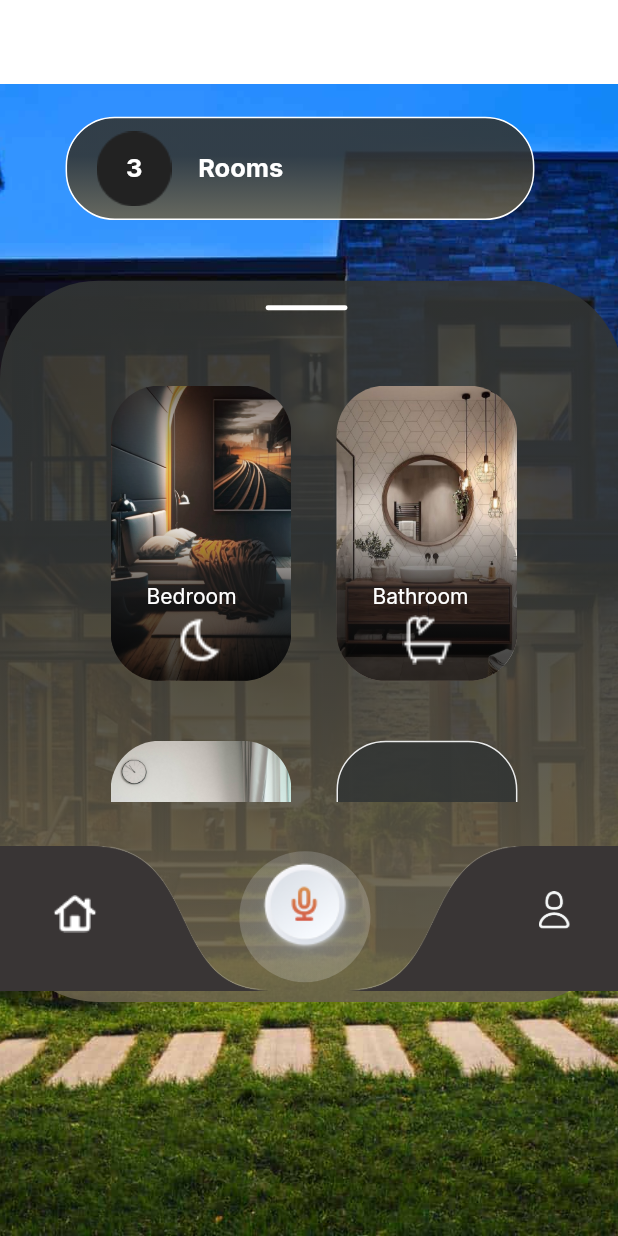
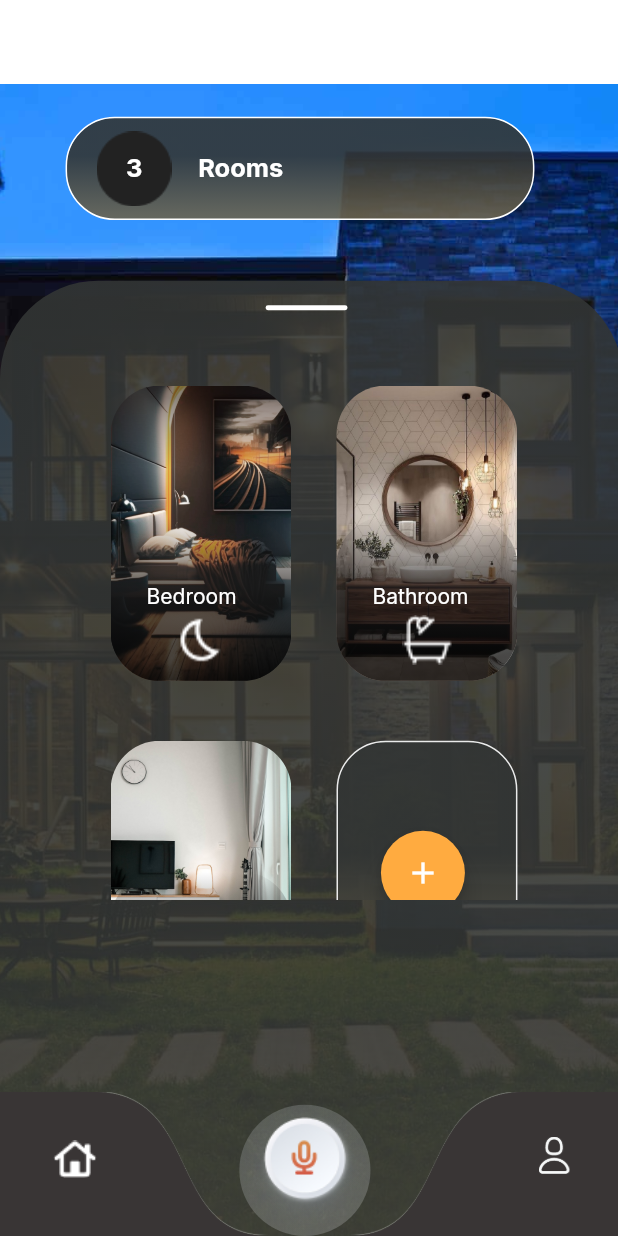
Before and after one commit to salmaFahem/smarthome21, a Flutter app: the Scene6 screen opened directly, on a phone screen of 412 x 824 dp. Run offline on Flutter 3.47's test engine with Material 2 defaults, Android fonts, the phone set to English and light mode, and no system bars; our stand-ins replace flutter_screenutil, google_fonts.

Commit message:
commit 22

```diff
--- a/lib/adddevice/add_device.dart
+++ b/lib/adddevice/add_device.dart
@@ -15,9 +15,11 @@ class Scene8 extends StatelessWidget {
     double baseWidth = 377.0; // Define your new base width here
     double baseHeight = 667.0; // Define your new base height here
     double fem = MediaQuery.of(context).size.width / baseWidth; // Calculate fem based on the new base width
+    double femHeight = MediaQuery.of(context).size.height / baseHeight; // Calculate fem based on the new base height
     double scaleFactorWidth = MediaQuery.of(context).size.width / baseWidth; // Calculate scaling factor for width
     double scaleFactorHeight = MediaQuery.of(context).size.height / baseHeight; // Calculate scaling factor for height
     double ffem = fem * 0.97; // Calculate ffem based on fem and 0.97 factor
+
 
 
     return Scaffold(
@@ -62,7 +64,7 @@ class Scene8 extends StatelessWidget {
                   ),
                   child: Container(
                     width: 379 * fem,
-                    height: 558 * fem,
+                    height: 900 * fem*femHeight,
                     decoration: BoxDecoration(
                       gradient: const LinearGradient(
                         begin: Alignment(0, -1),
--- a/lib/devices/my_devices.dart
+++ b/lib/devices/my_devices.dart
@@ -16,9 +16,11 @@ class Scene9 extends StatelessWidget {
     double baseWidth = 377.0; // Define your new base width here
     double baseHeight = 667.0; // Define your new base height here
     double fem = MediaQuery.of(context).size.width / baseWidth; // Calculate fem based on the new base width
+    double femHeight = MediaQuery.of(context).size.height / baseHeight; // Calculate fem based on the new base height
     double scaleFactorWidth = MediaQuery.of(context).size.width / baseWidth; // Calculate scaling factor for width
     double scaleFactorHeight = MediaQuery.of(context).size.height / baseHeight; // Calculate scaling factor for height
     double ffem = fem * 0.97; // Calculate ffem based on fem and 0.97 factor
+
 
 
     return Scaffold(
@@ -59,7 +61,7 @@ class Scene9 extends StatelessWidget {
               const Tabar(),
               Positioned(
                 left: 55*fem,
-                top: 380*fem,
+                bottom: 100*fem*femHeight,
                 child:
                 Container(
                   child: MaterialButton(
--- a/lib/forgetpassword/forget_pass.dart
+++ b/lib/forgetpassword/forget_pass.dart
@@ -12,9 +12,11 @@ class Sceneee extends StatelessWidget {
     double baseWidth = 377.0; // Define your new base width here
     double baseHeight = 667.0; // Define your new base height here
     double fem = MediaQuery.of(context).size.width / baseWidth; // Calculate fem based on the new base width
+    double femHeight = MediaQuery.of(context).size.height / baseHeight; // Calculate fem based on the new base height
     double scaleFactorWidth = MediaQuery.of(context).size.width / baseWidth; // Calculate scaling factor for width
     double scaleFactorHeight = MediaQuery.of(context).size.height / baseHeight; // Calculate scaling factor for height
     double ffem = fem * 0.97; // Calculate ffem based on fem and 0.97 factor
+
 
 
     return Scaffold(
--- a/lib/group/tab_bar.dart
+++ b/lib/group/tab_bar.dart
@@ -22,7 +22,7 @@ class Tabar extends StatelessWidget {
         Positioned(
           // frame right (94:337)
           left: 0 * fem,
-          top: 465 * fem,
+          bottom: 0 * fem* femHeight,
           child: Stack(
             children: [
               Image.asset(
@@ -56,7 +56,7 @@ class Tabar extends StatelessWidget {
             Positioned(
               // frame right (94:337)
               right: 0 * fem,
-              top: 465 * fem,
+              bottom: 0 * fem * femHeight,
               child: Stack(
                 children: [
                   Image.asset(
@@ -90,7 +90,7 @@ class Tabar extends StatelessWidget {
         Positioned(
           // iconsiribjj (22:133)
           left: 146 * fem,
-          top: 468 * fem,
+          bottom: 0 * fem * femHeight,
           child: Container(
             width: 80 * fem,
             height: 80 * fem,
--- a/lib/login/welcome.dart
+++ b/lib/login/welcome.dart
@@ -14,9 +14,11 @@ class Scene extends StatelessWidget {
     double baseWidth = 377.0; // Define your new base width here
     double baseHeight = 667.0; // Define your new base height here
     double fem = MediaQuery.of(context).size.width / baseWidth; // Calculate fem based on the new base width
+    double femHeight = MediaQuery.of(context).size.height / baseHeight; // Calculate fem based on the new base height
     double scaleFactorWidth = MediaQuery.of(context).size.width / baseWidth; // Calculate scaling factor for width
     double scaleFactorHeight = MediaQuery.of(context).size.height / baseHeight; // Calculate scaling factor for height
     double ffem = fem * 0.97; // Calculate ffem based on fem and 0.97 factor
+
 
 
     return Scaffold(
--- a/lib/main.dart
+++ b/lib/main.dart
@@ -46,7 +46,7 @@ class BreakingBadApp extends StatelessWidget {
           theme: ThemeData(
             primarySwatch: Colors.blue,
           ),
-          home: const Scene10(),
+          home: const Sceneee(),
         );
       },
     );
--- a/lib/notification/notification.dart
+++ b/lib/notification/notification.dart
@@ -24,9 +24,11 @@ class _Notif extends State<Notif> {
     double baseWidth = 377.0; // Define your new base width here
     double baseHeight = 667.0; // Define your new base height here
     double fem = MediaQuery.of(context).size.width / baseWidth; // Calculate fem based on the new base width
+    double femHeight = MediaQuery.of(context).size.height / baseHeight; // Calculate fem based on the new base height
     double scaleFactorWidth = MediaQuery.of(context).size.width / baseWidth; // Calculate scaling factor for width
     double scaleFactorHeight = MediaQuery.of(context).size.height / baseHeight; // Calculate scaling factor for height
     double ffem = fem * 0.97; // Calculate ffem based on fem and 0.97 factor
+
 
     return Scaffold(
       appBar: AppBar(
@@ -72,7 +74,7 @@ class _Notif extends State<Notif> {
                       right: 20 * fem,
                       child: Container(
                         width: 159 * fem,
-                        height: 167 * fem,
+                        height: 167 * fem*femHeight,
                         child: Column(
                           crossAxisAlignment: CrossAxisAlignment.center,
                           children: [
--- a/lib/rooms/room.dart
+++ b/lib/rooms/room.dart
@@ -19,6 +19,7 @@ class Scene6 extends StatelessWidget {
     double baseWidth = 377.0; // Define your new base width here
     double baseHeight = 667.0; // Define your new base height here
     double fem = MediaQuery.of(context).size.width / baseWidth; // Calculate fem based on the new base width
+    double femHeight = MediaQuery.of(context).size.height / baseHeight; // Calculate fem based on the new base height
     double scaleFactorWidth = MediaQuery.of(context).size.width / baseWidth; // Calculate scaling factor for width
     double scaleFactorHeight = MediaQuery.of(context).size.height / baseHeight; // Calculate scaling factor for height
     double ffem = fem * 0.97; // Calculate ffem based on fem and 0.97 factor
@@ -61,7 +62,7 @@ class Scene6 extends StatelessWidget {
                   Container(
                     // autogroupdjxxVRd (4CtmzRL483DspT1vgMDJXX)
                     width: 1045 * fem,
-                    height: 666 * fem,
+                    height: 666 * fem * femHeight,
                     child: Stack(
                       children: [
                         Positioned(
@@ -142,7 +143,7 @@ class Scene6 extends StatelessWidget {
                               top: 120 * fem,
                                 child: Container(
                                   width: 380 * fem,
-                                  height: 440 * fem,
+                                  height: 900*fem*femHeight,
                                   decoration: BoxDecoration(
                                     borderRadius:
                                     BorderRadius.circular(60 * fem),
@@ -172,7 +173,7 @@ class Scene6 extends StatelessWidget {
                                         ),
                                       ),
                                       SizedBox(
-                                        height: 255 * fem,
+                                        height: 255 * fem * femHeight,
                                         width: 380 * fem,
                                           // Add SingleChildScrollView here
                                           child: Container(
@@ -182,7 +183,7 @@ class Scene6 extends StatelessWidget {
                                                 0 * fem,
                                                 0 * fem),
                                             width: 382,
-                                            height: 380,
+                                            height: 380*fem*femHeight,
                                             child: Stack(
                                               children: [
                                                 Positioned(
@@ -190,7 +191,7 @@ class Scene6 extends StatelessWidget {
                                                   top: -10 * fem,
                                                   child: Container(
                                                     width: 349 * fem,
-                                                    height: 270 * fem,
+                                                    height: 270 * fem*femHeight,
                                                     child: Padding(
                                                       padding:
                                                       const EdgeInsets.only(
@@ -858,12 +859,13 @@ class Scene6 extends StatelessWidget {
                                   ),
                                 ),
                             ),
-                            const Tabar(),
+
                           ],
                         )
                       ],
                     ),
                   ),
+                  const Tabar(),
                 ],
               ),
             )));
--- a/lib/settings/my_setting.dart
+++ b/lib/settings/my_setting.dart
@@ -14,10 +14,10 @@ class Scene11 extends StatelessWidget {
     double baseWidth = 377.0; // Define your new base width here
     double baseHeight = 667.0; // Define your new base height here
     double fem = MediaQuery.of(context).size.width / baseWidth; // Calculate fem based on the new base width
+    double femHeight = MediaQuery.of(context).size.height / baseHeight; // Calculate fem based on the new base height
     double scaleFactorWidth = MediaQuery.of(context).size.width / baseWidth; // Calculate scaling factor for width
     double scaleFactorHeight = MediaQuery.of(context).size.height / baseHeight; // Calculate scaling factor for height
     double ffem = fem * 0.97; // Calculate ffem based on fem and 0.97 factor
-
 
     return Scaffold(
       appBar: AppBar(
@@ -65,7 +65,7 @@ class Scene11 extends StatelessWidget {
                   ),
                   child: Container(
                     width: 379 * fem,
-                    height: 558 * fem,
+                    height: 558 * fem * femHeight,
                     decoration: const BoxDecoration(
                       color: Colors.white,
                       gradient: LinearGradient(
--- a/lib/signup/sign_up.dart
+++ b/lib/signup/sign_up.dart
@@ -12,9 +12,11 @@ class Scenee extends StatelessWidget {
     double baseWidth = 377.0; // Define your new base width here
     double baseHeight = 667.0; // Define your new base height here
     double fem = MediaQuery.of(context).size.width / baseWidth; // Calculate fem based on the new base width
+    double femHeight = MediaQuery.of(context).size.height / baseHeight; // Calculate fem based on the new base height
     double scaleFactorWidth = MediaQuery.of(context).size.width / baseWidth; // Calculate scaling factor for width
     double scaleFactorHeight = MediaQuery.of(context).size.height / baseHeight; // Calculate scaling factor for height
     double ffem = fem * 0.97; // Calculate ffem based on fem and 0.97 factor
+
 
     return Scaffold(
       body: Container(
```
Also changed, not shown: lib/home/home.dart (+1 -9 lines).
